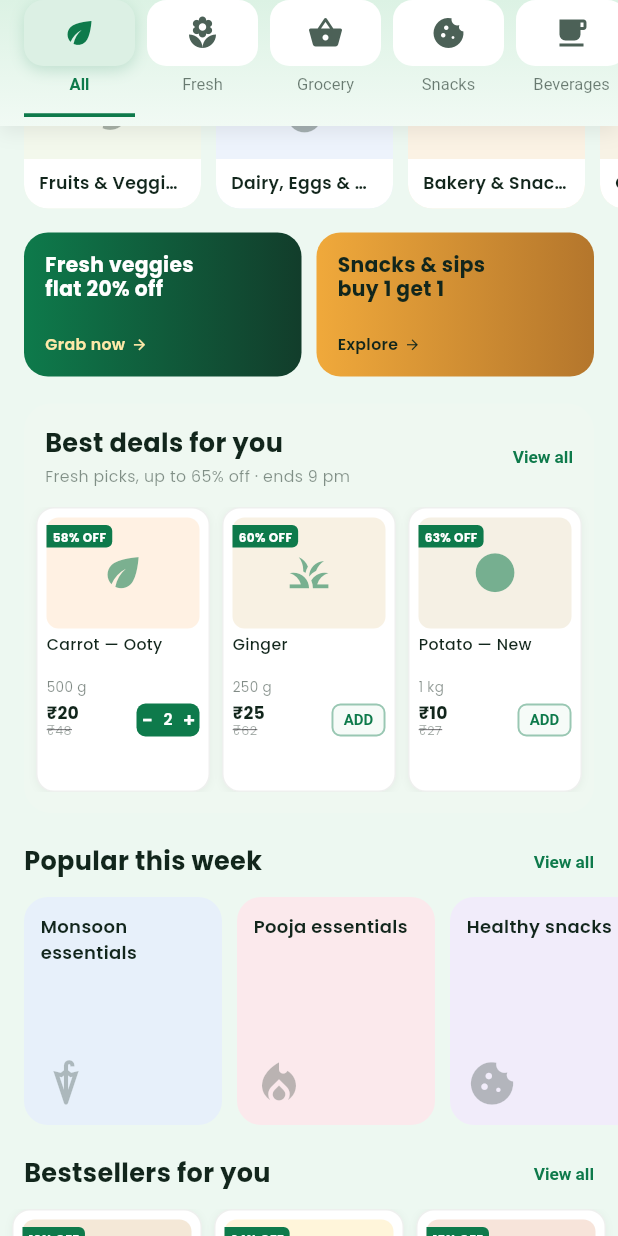
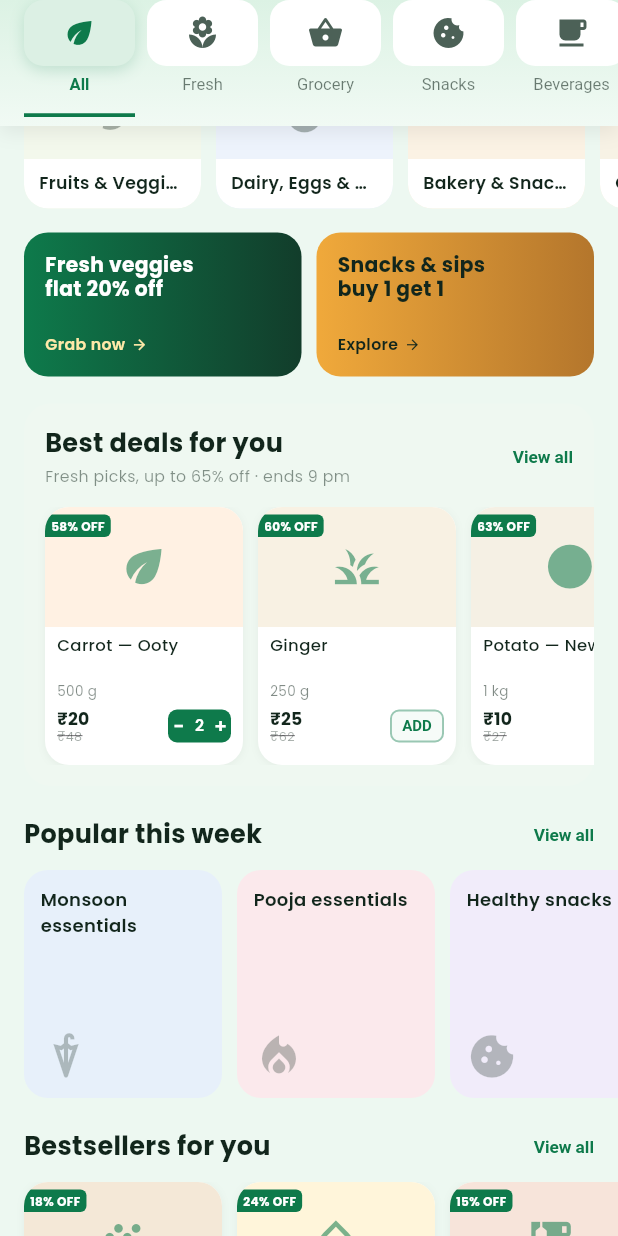
Before and after one commit to Inscrutable21/Livero_fresh, a Flutter app: the screen it shows after launch, scrolled down 576 dp, on a phone screen of 412 x 824 dp. Run offline on Flutter 3.47's test engine with Material 3 defaults, Android fonts, the phone set to English and light mode, and no system bars; our stand-ins replace google_fonts.

Commit message:
Updated product card session

```diff
--- a/lib/screens/home_screen.dart
+++ b/lib/screens/home_screen.dart
@@ -154,8 +154,9 @@ class HomeScreen extends StatelessWidget {
               const SizedBox(height: 13),
               const _ProductRow(
                 productIds: ['carrot', 'ginger', 'potato', 'tomato', 'spinach', 'capsicum'],
-                imageHeight: 74,
-                spacing: 8,
+                imageHeight: 80,
+                spacing: 10,
+                horizontalPadding: 14,
               ),
             ]),
           )),
@@ -188,8 +189,9 @@ class HomeScreen extends StatelessWidget {
           _sectionHeader('Bestsellers for you', accent),
           const _ProductRow(
             productIds: ['atta', 'oil', 'tea', 'detergent', 'cream', 'rice'],
-            imageHeight: 76,
-            spacing: 8,
+            imageHeight: 80,
+            spacing: 10,
+            horizontalPadding: 16,
           ),
           const SizedBox(height: 22),
                       ],
@@ -535,35 +537,28 @@ class _ProductRow extends StatelessWidget {
   final List<String> productIds;
   final double imageHeight;
   final double spacing;
+  final double horizontalPadding;
 
   const _ProductRow({
     required this.productIds,
-    this.imageHeight = 74,
-    this.spacing = 8,
+    this.imageHeight = 80,
+    this.spacing = 10,
+    this.horizontalPadding = 16,
   });
 
   @override
   Widget build(BuildContext context) {
-    return LayoutBuilder(
-      builder: (context, constraints) {
-        final totalWidth = constraints.maxWidth;
-        // The user specifically requested 3 products in one frame.
-        // On very wide desktop displays (>= 768), show 4; on mobile/tablets, show exactly 3.
-        final int count = totalWidth >= 768 ? 4 : 3;
-
-        // Exactly size each card so that count cards + all paddings & gaps = totalWidth.
-        // Formula: totalWidth = (count + 1) * spacing + count * cardWidth
-        // => cardWidth = (totalWidth - (count + 1) * spacing) / count
-        final double cardWidth = (totalWidth - ((count + 1) * spacing)) / count;
+    // Sized to match "Popular this week" cards (width: 132, spacing: 10)
+    const double cardWidth = 132.0;
     final double itemExtent = cardWidth + spacing;
-        final double listHeight = imageHeight + 116;
+    final double listHeight = imageHeight + 92.0;
 
     return SizedBox(
       height: listHeight,
       child: ListView.builder(
         scrollDirection: Axis.horizontal,
         physics: _SnapScrollPhysics(itemDimension: itemExtent),
-            padding: EdgeInsets.symmetric(horizontal: spacing),
+        padding: EdgeInsets.symmetric(horizontal: horizontalPadding),
         itemCount: productIds.length,
         itemBuilder: (context, i) {
           final isLast = i == productIds.length - 1;
@@ -577,8 +572,6 @@ class _ProductRow extends StatelessWidget {
           );
         },
       ),
-        );
-      },
     );
   }
 }
--- a/lib/widgets/product_card.dart
+++ b/lib/widgets/product_card.dart
@@ -9,7 +9,7 @@ class ProductCard extends StatelessWidget {
   final double width;
   final double? height;
   final double imageHeight;
-  const ProductCard({super.key, required this.product, this.width = 134, this.height, this.imageHeight = 96});
+  const ProductCard({super.key, required this.product, this.width = 132, this.height, this.imageHeight = 80});
 
   @override
   Widget build(BuildContext context) {
@@ -24,11 +24,10 @@ class ProductCard extends StatelessWidget {
       child: Container(
         width: width,
         height: height,
-        padding: EdgeInsets.all(isCompact ? 6 : 8),
+        clipBehavior: Clip.antiAlias,
         decoration: BoxDecoration(
           color: Colors.white,
-          borderRadius: BorderRadius.circular(isCompact ? 12 : 14),
-          border: Border.all(color: const Color(0x12122612)),
+          borderRadius: BorderRadius.circular(16),
           boxShadow: const [BoxShadow(color: Color(0x0D122612), blurRadius: 4, offset: Offset(0, 1))],
         ),
         child: Column(
@@ -39,8 +38,10 @@ class ProductCard extends StatelessWidget {
               Container(
                 height: imageHeight,
                 width: double.infinity,
-                decoration: BoxDecoration(color: product.color, borderRadius: BorderRadius.circular(isCompact ? 8 : 10)),
-                child: Icon(product.icon, size: imageHeight * 0.42, color: accent.withOpacity(.55)),
+                color: product.color,
+                child: Center(
+                  child: Icon(product.icon, size: imageHeight * 0.44, color: accent.withOpacity(.55)),
+                ),
               ),
               if (product.off > 10)
                 Positioned(
@@ -61,14 +62,19 @@ class ProductCard extends StatelessWidget {
                   ),
                 ),
             ]),
-            SizedBox(height: isCompact ? 4 : 8),
+            Padding(
+              padding: EdgeInsets.fromLTRB(isCompact ? 8 : 10, isCompact ? 6 : 8, isCompact ? 8 : 10, isCompact ? 8 : 10),
+              child: Column(
+                crossAxisAlignment: CrossAxisAlignment.start,
+                mainAxisSize: MainAxisSize.min,
+                children: [
                   SizedBox(
-              height: isCompact ? 26 : 34,
+                    height: isCompact ? 28 : 34,
                     child: Text(
                       product.name,
                       maxLines: 2,
                       overflow: TextOverflow.ellipsis,
-                style: TextStyle(fontSize: isCompact ? 10.5 : 12, fontWeight: FontWeight.w500, color: const Color(0xFF12261C), height: 1.15),
+                      style: TextStyle(fontSize: isCompact ? 11.0 : 12.0, fontWeight: FontWeight.w500, color: const Color(0xFF12261C), height: 1.15),
                     ),
                   ),
                   const SizedBox(height: 2),
@@ -81,7 +87,7 @@ class ProductCard extends StatelessWidget {
                       style: TextStyle(fontSize: isCompact ? 9.0 : 10.5, color: const Color(0x8812261C)),
                     ),
                   ),
-            SizedBox(height: isCompact ? 4 : 8),
+                  SizedBox(height: isCompact ? 5 : 8),
                   Row(
                     crossAxisAlignment: CrossAxisAlignment.center,
                     mainAxisAlignment: MainAxisAlignment.spaceBetween,
@@ -105,6 +111,9 @@ class ProductCard extends StatelessWidget {
                         ),
                       ),
                     ],
+                  ),
+                ],
+              ),
             ),
           ],
         ),
```
Lines whose indentation alone changed are shown as unchanged.
